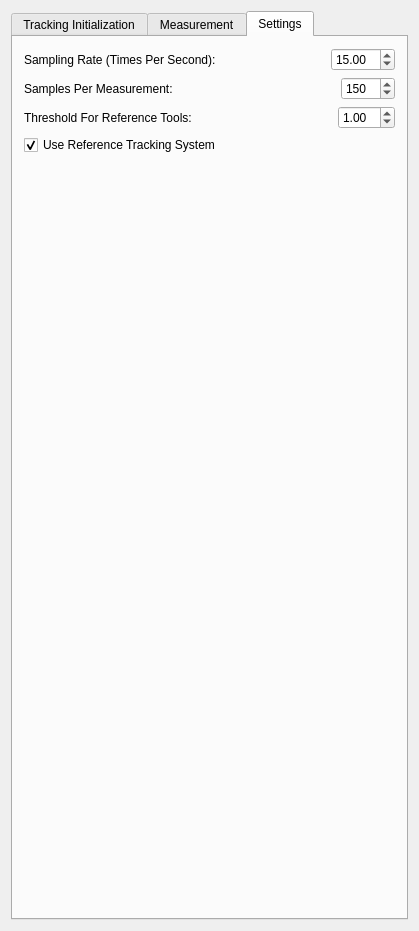
This is Plugins/org.mitk.gui.qt.igt.app.hummelprotocolmeasurements/src/internal/QmitkIGTTrackingSemiAutomaticMeasurementViewControls.ui in MITK/MITK as Qt 5 draws it before an edit. The edited form follows.
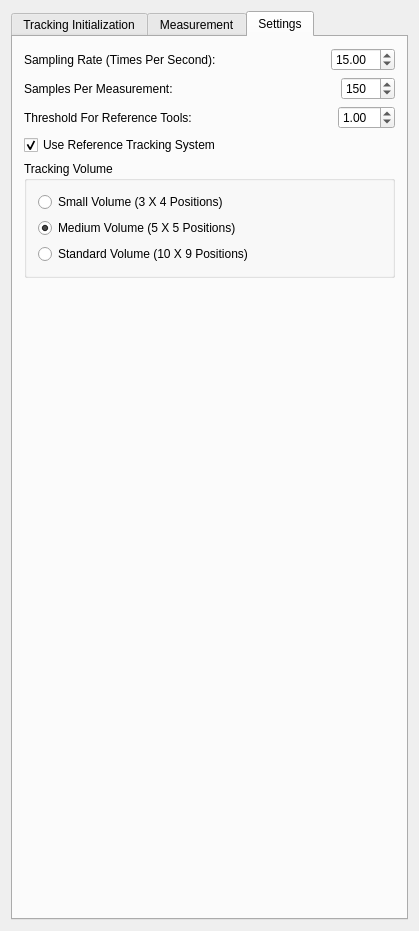
This is the edited form. The open tabs and pages were chosen to show the change. Custom widgets are drawn as their Qt base class.

Diff of the .ui file:
```diff
--- a/Plugins/org.mitk.gui.qt.igt.app.hummelprotocolmeasurements/src/internal/QmitkIGTTrackingSemiAutomaticMeasurementViewControls.ui
+++ b/Plugins/org.mitk.gui.qt.igt.app.hummelprotocolmeasurements/src/internal/QmitkIGTTrackingSemiAutomaticMeasurementViewControls.ui
@@ -313,30 +313,6 @@
          </item>
         </layout>
        </item>
-       <item>
-        <widget class="QRadioButton" name="m_smallVolume">
-         <property name="text">
-          <string>Small Volume (3 X 4 Positions)</string>
-         </property>
-        </widget>
-       </item>
-       <item>
-        <widget class="QRadioButton" name="m_mediumVolume">
-         <property name="text">
-          <string>Medium Volume (5 X 5 Positions)</string>
-         </property>
-         <property name="checked">
-          <bool>true</bool>
-         </property>
-        </widget>
-       </item>
-       <item>
-        <widget class="QRadioButton" name="m_standardVolume">
-         <property name="text">
-          <string>Standard Volume (10 X 9 Positions)</string>
-         </property>
-        </widget>
-       </item>
        <item>
         <spacer name="verticalSpacer_3">
          <property name="orientation">
@@ -430,7 +406,7 @@
       <attribute name="title">
        <string>Settings</string>
       </attribute>
-      <layout class="QVBoxLayout" name="verticalLayout_5">
+      <layout class="QVBoxLayout" name="verticalLayout_7">
        <item>
         <layout class="QHBoxLayout" name="horizontalLayout_5">
          <item>
@@ -540,6 +516,39 @@
          </property>
         </widget>
        </item>
+       <item>
+        <widget class="QGroupBox" name="groupBox_2">
+         <property name="title">
+          <string>Tracking Volume</string>
+         </property>
+         <layout class="QVBoxLayout" name="verticalLayout_5">
+          <item>
+           <widget class="QRadioButton" name="m_smallVolume">
+            <property name="text">
+             <string>Small Volume (3 X 4 Positions)</string>
+            </property>
+           </widget>
+          </item>
+          <item>
+           <widget class="QRadioButton" name="m_mediumVolume">
+            <property name="text">
+             <string>Medium Volume (5 X 5 Positions)</string>
+            </property>
+            <property name="checked">
+             <bool>true</bool>
+            </property>
+           </widget>
+          </item>
+          <item>
+           <widget class="QRadioButton" name="m_standardVolume">
+            <property name="text">
+             <string>Standard Volume (10 X 9 Positions)</string>
+            </property>
+           </widget>
+          </item>
+         </layout>
+        </widget>
+       </item>
        <item>
         <spacer name="verticalSpacer_2">
          <property name="orientation">
```
Left out of the diff: 2 changed lines with no effect on the pictures.
